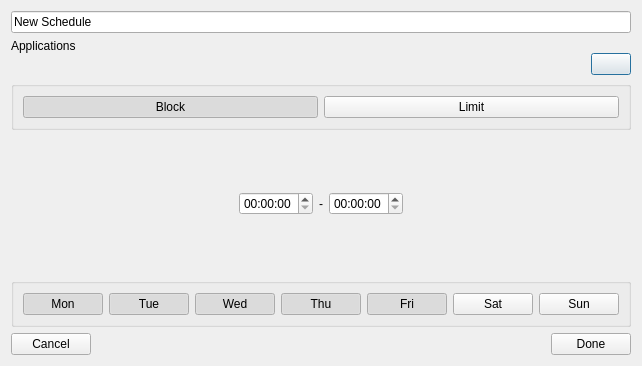
The window that src/gui/widgets/schedule/scheduledialog.ui (bergamontt/sunflower) describes before a commit, drawn with Qt 5.
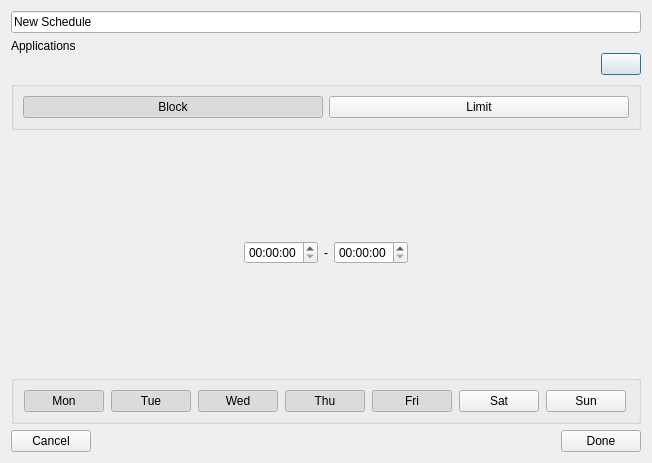
The same window after the commit. The open tabs and pages were chosen to show the change. Icons and pictures are not drawn. Custom widgets are drawn as their Qt base class.

Commit message: feat(#57): add figma styles to the schedules page and dialog

Patch:
```diff
--- a/src/gui/widgets/schedule/scheduledialog.ui
+++ b/src/gui/widgets/schedule/scheduledialog.ui
@@ -6,10 +6,28 @@
    <rect>
     <x>0</x>
     <y>0</y>
-    <width>638</width>
-    <height>366</height>
+    <width>652</width>
+    <height>463</height>
    </rect>
   </property>
+  <property name="sizePolicy">
+   <sizepolicy hsizetype="Preferred" vsizetype="Preferred">
+    <horstretch>0</horstretch>
+    <verstretch>0</verstretch>
+   </sizepolicy>
+  </property>
+  <property name="minimumSize">
+   <size>
+    <width>6</width>
+    <height>0</height>
+   </size>
+  </property>
+  <property name="baseSize">
+   <size>
+    <width>435</width>
+    <height>463</height>
+   </size>
+  </property>
   <property name="windowTitle">
    <string>Dialog</string>
   </property>
@@ -197,7 +215,7 @@
       <item>
        <widget class="QPushButton" name="mondayButton">
         <property name="sizePolicy">
-         <sizepolicy hsizetype="Minimum" vsizetype="Fixed">
+         <sizepolicy hsizetype="Fixed" vsizetype="Fixed">
           <horstretch>0</horstretch>
           <verstretch>0</verstretch>
          </sizepolicy>
@@ -215,6 +233,12 @@
       </item>
       <item>
        <widget class="QPushButton" name="tuesdayButton">
+        <property name="sizePolicy">
+         <sizepolicy hsizetype="Fixed" vsizetype="Fixed">
+          <horstretch>0</horstretch>
+          <verstretch>0</verstretch>
+         </sizepolicy>
+        </property>
         <property name="text">
          <string>Tue</string>
         </property>
@@ -228,6 +252,12 @@
       </item>
       <item>
        <widget class="QPushButton" name="wednesdayButton">
+        <property name="sizePolicy">
+         <sizepolicy hsizetype="Fixed" vsizetype="Fixed">
+          <horstretch>0</horstretch>
+          <verstretch>0</verstretch>
+         </sizepolicy>
+        </property>
         <property name="text">
          <string>Wed</string>
         </property>
@@ -241,6 +271,12 @@
       </item>
       <item>
        <widget class="QPushButton" name="thursdayButton">
+        <property name="sizePolicy">
+         <sizepolicy hsizetype="Fixed" vsizetype="Fixed">
+          <horstretch>0</horstretch>
+          <verstretch>0</verstretch>
+         </sizepolicy>
+        </property>
         <property name="text">
          <string>Thu</string>
         </property>
@@ -254,6 +290,12 @@
       </item>
       <item>
        <widget class="QPushButton" name="fridayButton">
+        <property name="sizePolicy">
+         <sizepolicy hsizetype="Fixed" vsizetype="Fixed">
+          <horstretch>0</horstretch>
+          <verstretch>0</verstretch>
+         </sizepolicy>
+        </property>
         <property name="text">
          <string>Fri</string>
         </property>
@@ -267,6 +309,12 @@
       </item>
       <item>
        <widget class="QPushButton" name="saturdayButton">
+        <property name="sizePolicy">
+         <sizepolicy hsizetype="Fixed" vsizetype="Fixed">
+          <horstretch>0</horstretch>
+          <verstretch>0</verstretch>
+         </sizepolicy>
+        </property>
         <property name="text">
          <string>Sat</string>
         </property>
@@ -277,6 +325,12 @@
       </item>
       <item>
        <widget class="QPushButton" name="sundayButton">
+        <property name="sizePolicy">
+         <sizepolicy hsizetype="Fixed" vsizetype="Fixed">
+          <horstretch>0</horstretch>
+          <verstretch>0</verstretch>
+         </sizepolicy>
+        </property>
         <property name="text">
          <string>Sun</string>
         </property>
```
Left out of the diff: 78 changed lines with no effect on the pictures. The commit also changes 7 other files.
